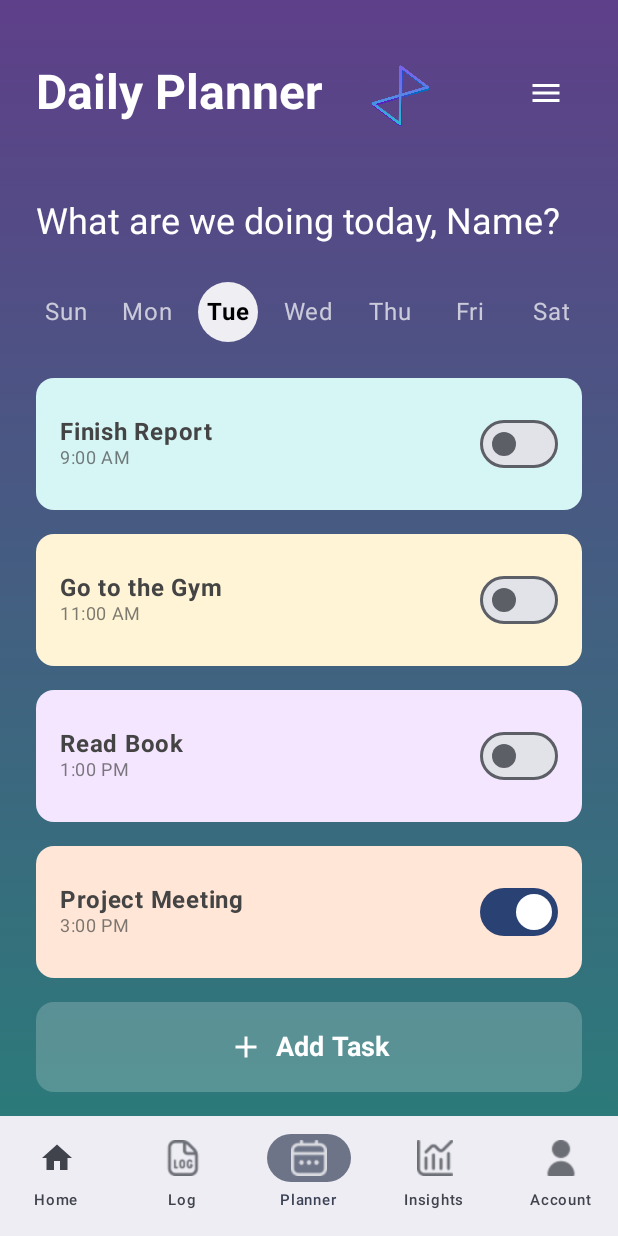
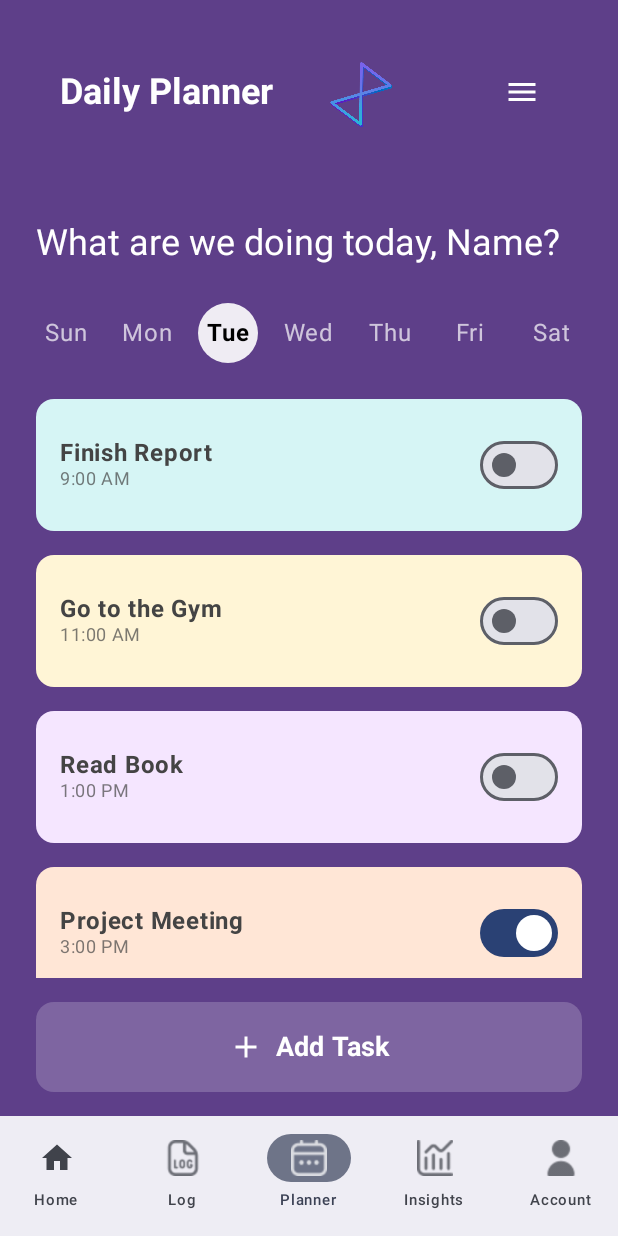
Before and after one commit to Cos229-239/2025_10_Team1, an Android app built with Jetpack Compose: the LogScreen screen opened through its navigation route, item 3 of the bottom bar chosen, on a phone screen of 412 x 824 dp. Run offline under Robolectric (Android 15) with nearby library versions, the phone set to English and light mode, and no system bars.

Commit message:
most of the screens heading now matches only the breakroom is left

```diff
--- /dev/null
+++ b/app/src/main/java/com/example/myapplication/ui1/CommonUi.kt
@@ -0,0 +1,63 @@
+package com.example.myapplication.ui1
+
+import androidx.compose.foundation.Image
+import androidx.compose.foundation.background
+import androidx.compose.foundation.layout.Row
+import androidx.compose.foundation.layout.Spacer
+import androidx.compose.foundation.layout.fillMaxWidth
+import androidx.compose.foundation.layout.padding
+import androidx.compose.foundation.layout.size
+import androidx.compose.foundation.layout.width
+import androidx.compose.material.icons.Icons
+import androidx.compose.material.icons.filled.Menu
+import androidx.compose.material3.Icon
+import androidx.compose.material3.IconButton
+import androidx.compose.material3.MaterialTheme
+import androidx.compose.material3.Text
+import androidx.compose.runtime.Composable
+import androidx.compose.ui.Alignment
+import androidx.compose.ui.Modifier
+import androidx.compose.ui.graphics.Color
+import androidx.compose.ui.res.painterResource
+import androidx.compose.ui.text.font.FontWeight
+import androidx.compose.ui.unit.dp
+import com.example.myapplication.R
+
+@Composable
+fun TisenseHeader(title: String, onMenuClick: () -> Unit) {
+    Row(
+        modifier = Modifier
+            .fillMaxWidth()
+            .background(Color(0xFF5E3F89)) // Solid purple background
+            .padding(horizontal = 16.dp, vertical = 12.dp),
+        verticalAlignment = Alignment.CenterVertically
+    ) {
+        // Group title and logo on the left
+        Row(verticalAlignment = Alignment.CenterVertically) {
+            Text(
+                text = title,
+                style = MaterialTheme.typography.headlineSmall,
+                fontWeight = FontWeight.Bold,
+                color = Color.White
+            )
+            Spacer(modifier = Modifier.width(12.dp))
+            Image(
+                painter = painterResource(id = R.drawable.tisense_icon_2),
+                contentDescription = "Tisense Logo",
+                modifier = Modifier.size(98.dp)
+            )
+        }
+
+        // Spacer to push menu icon to the end
+        Spacer(modifier = Modifier.weight(1f))
+
+        // Menu button on the right
+        IconButton(onClick = onMenuClick) {
+            Icon(
+                imageVector = Icons.Default.Menu,
+                contentDescription = "Menu",
+                tint = Color.White
+            )
+        }
+    }
+}
--- a/app/src/main/java/com/example/myapplication/ui1/FocusSessionScreen.kt
+++ b/app/src/main/java/com/example/myapplication/ui1/FocusSessionScreen.kt
@@ -23,6 +23,7 @@ import androidx.compose.ui.unit.dp
 import androidx.compose.ui.unit.sp
 import androidx.lifecycle.viewmodel.compose.viewModel
 import androidx.navigation.NavController
+import com.example.myapplication.Screen
 
 @Composable
 fun FocusSessionScreen(
@@ -41,10 +42,9 @@ fun FocusSessionScreen(
 
     Scaffold(
         topBar = {
-            // The shared AppHeader is already transparent and works well.
-            AppHeader(
-                title = "Focus Session",
-                navController = navController
+            TisenseHeader(
+                title = "Focus",
+                onMenuClick = { navController.navigate(Screen.Menu.route) }
             )
         },
         // Make the Scaffold background transparent to show the Column's gradient.
--- a/app/src/main/java/com/example/myapplication/ui1/InsightsScreen.kt
+++ b/app/src/main/java/com/example/myapplication/ui1/InsightsScreen.kt
@@ -51,6 +51,7 @@ import androidx.navigation.NavController
 import com.example.myapplication.ChartSegment
 import com.example.myapplication.PlannerTask
 import com.example.myapplication.R
+import com.example.myapplication.Screen
 import com.example.myapplication.Tip
 
 
@@ -77,27 +78,23 @@ fun InsightsScreen(tasks: List<PlannerTask>, navController: NavController, modif
         colors = listOf(Color(0xFF5E3F89), Color(0xFF2C7A7A))
     )
 
-    // FIX 1: Main container column for background and top-level layout
     Column(
         modifier = modifier
             .fillMaxSize()
-            .background(standardGradient) // Apply gradient to the whole screen
             .padding(WindowInsets.systemBars.only(WindowInsetsSides.Top).asPaddingValues())
     ) {
-        // FIX 2: Move AppHeader out and give it specific padding
-        AppHeader(
+        TisenseHeader(
             title = "Insights",
-            navController = navController
+            onMenuClick = { navController.navigate(Screen.Menu.route) }
         )
-        Spacer(modifier = Modifier.height(24.dp))
-
-        // FIX 3: Create a new Column for the scrollable and centered content
         Column(
             modifier = Modifier
                 .fillMaxSize()
+                .background(standardGradient) // Apply gradient to the content area
                 .verticalScroll(rememberScrollState())
-                .padding(horizontal = 24.dp)
+                .padding(horizontal = 10.dp)
         ) {
+            Spacer(modifier = Modifier.height(24.dp))
             Text(
                 text = "This week's Insights",
                 style = MaterialTheme.typography.headlineMedium,
--- a/app/src/main/java/com/example/myapplication/ui1/LogScreen.kt
+++ b/app/src/main/java/com/example/myapplication/ui1/LogScreen.kt
@@ -28,14 +28,9 @@ import androidx.compose.ui.unit.dp
 import androidx.navigation.NavController
 import com.example.myapplication.R
 import com.example.myapplication.Screen
-// FIX 1: Import the shared DropdownItem from SharedUI.kt
-import com.example.myapplication.ui1.DropdownItem
 
 // Data classes
 data class RecentLog(val title: String, val color: Color)
-
-// FIX 2: The local definition of DropdownItem has been removed from here.
-// data class DropdownItem(...) <-- THIS IS NOW GONE
 
 @OptIn(ExperimentalMaterial3Api::class)
 @Composable
@@ -54,20 +49,26 @@ fun LogScreen(navController: NavController, userName: String, modifier: Modifier
     )
 
     val logGradient: Brush = Brush.verticalGradient(
-        colors = listOf(
-            Color(0xFF5E3F89), // Lighter Purple
-            Color(0xFF2C7A7A)  // Lighter Teal/Cyan
-        )
+        colors = listOf(Color(0xFF5E3F89), Color(0xFF2C7A7A))
     )
 
-    Box(
+    Scaffold(
+        topBar = {
+            TisenseHeader(
+                title = "My Log",
+                onMenuClick = { navController.navigate(Screen.Menu.route) }
+            )
+        },
+        containerColor = Color.Transparent,
         modifier = modifier
             .fillMaxSize()
             .background(logGradient)
-    ) {
+    ) { innerPadding ->
         LazyColumn(
-            modifier = Modifier.fillMaxSize(),
-            contentPadding = PaddingValues(top = 80.dp, bottom = 16.dp), // Padding for the app bar
+            modifier = Modifier
+                .fillMaxSize()
+                .padding(innerPadding), // Use padding from Scaffold
+            contentPadding = PaddingValues(bottom = 16.dp),
             horizontalAlignment = Alignment.CenterHorizontally
         ) {
             item {
@@ -98,74 +99,7 @@ fun LogScreen(navController: NavController, userName: String, modifier: Modifier
                 RecentLogItem(log = log, modifier = Modifier.padding(horizontal = 16.dp, vertical = 8.dp))
             }
         }
-
-        LogTopAppBar(navController = navController)
     }
-}
-
-
-@OptIn(ExperimentalMaterial3Api::class)
-@Composable
-fun LogTopAppBar(navController: NavController) {
-    var menuExpanded by remember { mutableStateOf(false) }
-
-    // FIX 3: Use the simpler, shared DropdownItem(text, route)
-    val menuItems = listOf(
-        DropdownItem("Focus", Screen.Focus.route), // Use the new Focus route
-        DropdownItem("Breakroom", Screen.Breakroom.route),
-        DropdownItem("Insights", Screen.Insights.route),
-        DropdownItem("Planner", Screen.Planner.route),
-        DropdownItem("Home", Screen.Home.route),
-        DropdownItem("Menu", Screen.Menu.route)
-    )
-
-    TopAppBar(
-        title = {
-            Row(verticalAlignment = Alignment.CenterVertically) {
-                Text(
-                    text = "My Log",
-                    style = MaterialTheme.typography.headlineMedium,
-                    color = Color.White
-                )
-                Icon(
-                    painter = painterResource(id = R.drawable.tisense_icon_2),
-                    contentDescription = "App Logo",
-                    tint = Color.Unspecified,
-                    modifier = Modifier.size(54.dp)
-                )
-            }
-        },
-        actions = {
-            Box {
-                IconButton(onClick = { menuExpanded = true }) {
-                    Icon(
-                        imageVector = Icons.Filled.Menu,
-                        contentDescription = "Menu",
-                        modifier = Modifier.size(28.dp),
-                        tint = Color.White
-                    )
-                }
-                DropdownMenu(
-                    expanded = menuExpanded,
-                    onDismissRequest = { menuExpanded = false }
-                ) {
-                    menuItems.forEach { item ->
-                        // The DropdownMenuItem now has a standard appearance
-                        DropdownMenuItem(
-                            text = { Text(item.text) },
-                            onClick = {
-                                navController.navigate(item.route)
-                                menuExpanded = false
-                            }
-                        )
-                    }
-                }
-            }
-        },
-        colors = TopAppBarDefaults.topAppBarColors(
-            containerColor = Color.Transparent
-        )
-    )
 }
 
 @Composable
@@ -213,7 +147,6 @@ fun LogInputSection(
         }
     }
 }
-
 
 @Composable
 fun RecentLogItem(log: RecentLog, modifier: Modifier = Modifier) {
--- a/app/src/main/java/com/example/myapplication/ui1/LoginScreen.kt
+++ b/app/src/main/java/com/example/myapplication/ui1/LoginScreen.kt
@@ -42,20 +42,20 @@ import com.example.myapplication.R
 import com.example.myapplication.Screen
 
 @Composable
-fun LoginScreen(navController: NavController) { // FIX: Renamed function to match the file name
+fun LoginScreen(navController: NavController) {
     var email by remember { mutableStateOf("") }
 
     Column(
         modifier = Modifier
             .fillMaxSize()
             .background(Color.White)
-            .verticalScroll(rememberScrollState()) // Make screen scrollable on small devices
+            .verticalScroll(rememberScrollState())
             .padding(horizontal = 32.dp),
         horizontalAlignment = Alignment.CenterHorizontally
     ) {
         Spacer(modifier = Modifier.height(80.dp))
 
-        // --- Logo and Title ---
+
         Text(
             text = "TiSense",
             fontSize = 20.sp,
@@ -64,12 +64,12 @@ fun LoginScreen(navController: NavController) { // FIX: Renamed function to matc
         )
         Spacer(modifier = Modifier.height(16.dp))
         Image(
-            // NOTE: Using the existing icon resource which fits well.
+
             painter = painterResource(id = R.drawable.tisense_icon_2),
             contentDescription = "TiSense Logo",
             modifier = Modifier
-                .size(100.dp)
-                .clip(RoundedCornerShape(22.dp))
+                .size(120.dp)
+                .clip(RoundedCornerShape(92.dp))
                 .background(
                     Brush.verticalGradient(
                         colors = listOf(Color(0xFF8A63D2), Color(0xFFC8AFFF))
--- a/app/src/main/java/com/example/myapplication/ui1/PlannerScreen.kt
+++ b/app/src/main/java/com/example/myapplication/ui1/PlannerScreen.kt
@@ -19,13 +19,11 @@ import androidx.compose.foundation.shape.CircleShape
 import androidx.compose.foundation.shape.RoundedCornerShape
 import androidx.compose.material.icons.Icons
 import androidx.compose.material.icons.filled.Add
-import androidx.compose.material.icons.filled.Menu
 import androidx.compose.material3.Button
 import androidx.compose.material3.ButtonDefaults
 import androidx.compose.material3.Card
 import androidx.compose.material3.CardDefaults
 import androidx.compose.material3.Icon
-import androidx.compose.material3.IconButton
 import androidx.compose.material3.MaterialTheme
 import androidx.compose.material3.OutlinedTextField
 import androidx.compose.material3.Scaffold
@@ -39,9 +37,7 @@ import androidx.compose.runtime.remember
 import androidx.compose.runtime.setValue
 import androidx.compose.ui.Alignment
 import androidx.compose.ui.Modifier
-import androidx.compose.ui.graphics.Brush
 import androidx.compose.ui.graphics.Color
-import androidx.compose.ui.res.painterResource
 import androidx.compose.ui.text.font.FontWeight
 import androidx.compose.ui.text.style.TextAlign
 import androidx.compose.ui.unit.dp
@@ -49,12 +45,9 @@ import androidx.compose.ui.unit.sp
 import androidx.compose.ui.window.Dialog
 import androidx.navigation.NavController
 import com.example.myapplication.PlannerTask
-import com.example.myapplication.R
+import com.example.myapplication.Screen
 import com.example.myapplication.TaskPriority
 import com.example.myapplication.ui.theme.LightBlue
-import com.example.myapplication.ui.theme.LightGreen
-import com.example.myapplication.ui.theme.LightOrange
-import com.example.myapplication.ui.theme.LightPurple
 import com.example.myapplication.ui.theme.LightYellow
 
 // --- PLANNER SCREEN ---
@@ -68,26 +61,22 @@ fun PlannerScreen(
     var showDialog by remember { mutableStateOf(false) }
     var selectedDay by remember { mutableStateOf("Tue") }
 
-    // FIX 1: Define the standard purple-to-teal gradient.
-    val standardGradient = Brush.verticalGradient(
-        colors = listOf(Color(0xFF5E3F89), Color(0xFF2C7A7A))
-    )
-
     Scaffold(
         modifier = Modifier.fillMaxSize(),
-        // Make Scaffold transparent to allow the gradient to fill the screen
         containerColor = Color.Transparent
     ) { innerPadding ->
         Column(
             modifier = Modifier
                 .fillMaxSize()
-                .background(standardGradient) // Apply the standard gradient
+                .background(Color(0xFF5E3F89)) // Apply solid purple
                 .padding(innerPadding)
                 .padding(horizontal = 24.dp)
         ) {
-            PlannerHeader()
+            TisenseHeader(
+                title = "Daily Planner",
+                onMenuClick = { navController.navigate(Screen.Menu.route) }
+            )
             Spacer(modifier = Modifier.height(24.dp))
-            // FIX 2: Change text color to White for readability.
             Text(
                 text = "What are we doing today, Name?",
                 style = MaterialTheme.typography.headlineSmall,
@@ -116,7 +105,6 @@ fun PlannerScreen(
                             onCompletedChange = { isCompleted ->
                                 onTaskCompletedChange(task, isCompleted)
                             },
-                            // The pastel task colors work well on the dark background
                             color = taskColors[index % taskColors.size]
                         )
                     }
@@ -139,38 +127,6 @@ fun PlannerScreen(
     }
 }
 
-
-@Composable
-fun PlannerHeader() {
-    Row(
-        modifier = Modifier
-            .fillMaxWidth()
-            .padding(top = 16.dp),
-        verticalAlignment = Alignment.CenterVertically,
-        horizontalArrangement = Arrangement.SpaceBetween
-    ) {
-        Row(verticalAlignment = Alignment.CenterVertically) {
-            // FIX 3: Update header text and icon colors
-            Text(
-                "Daily Planner",
-                style = MaterialTheme.typography.headlineLarge,
-                fontWeight = FontWeight.Bold,
-                color = Color.White
-            )
-            Spacer(modifier = Modifier.width(8.dp))
-            Icon(
-                painter = painterResource(id = R.drawable.tisense_icon_2),
-                contentDescription = "Logo",
-                modifier = Modifier.size(92.dp),
-                tint = Color.Unspecified
-            )
-        }
-        IconButton(onClick = { /* Handle menu click */ }) {
-            Icon(Icons.Default.Menu, contentDescription = "Menu", tint = Color.White)
-        }
-    }
-}
-
 @Composable
 fun DaySelector(selectedDay: String, onDaySelected: (String) -> Unit) {
     val days = listOf("Sun", "Mon", "Tue", "Wed", "Thu", "Fri", "Sat")
@@ -179,7 +135,6 @@ fun DaySelector(selectedDay: String, onDaySelected: (String) -> Unit) {
         horizontalArrangement = Arrangement.SpaceBetween
     ) {
         days.forEach { day ->
-            // FIX 4: Update DaySelector for dark theme
             val isSelected = day == selectedDay
             Box(
                 modifier = Modifier
@@ -202,7 +157,7 @@ fun DaySelector(selectedDay: String, onDaySelected: (String) -> Unit) {
 }
 
 // These pastel colors provide good contrast on the dark background
-val taskColors = listOf(LightBlue, LightYellow, LightPurple, LightOrange)
+val taskColors = listOf(LightBlue, LightYellow, com.example.myapplication.ui.theme.LightPurple, com.example.myapplication.ui.theme.LightOrange)
 
 @Composable
 fun TaskItem(task: PlannerTask, onCompletedChange: (Boolean) -> Unit, color: Color) {
@@ -223,12 +178,12 @@ fun TaskItem(task: PlannerTask, onCompletedChange: (Boolean) -> Unit, color: Col
                     text = task.title,
                     style = MaterialTheme.typography.bodyLarge,
                     fontWeight = FontWeight.Bold,
-                    color = Color.DarkGray // Keep text dark on pastel background
+                    color = Color.DarkGray
                 )
                 Text(
                     text = task.time,
                     style = MaterialTheme.typography.bodySmall,
-                    color = Color.DarkGray.copy(alpha = 0.7f) // Keep text dark on pastel background
+                    color = Color.DarkGray.copy(alpha = 0.7f)
                 )
             }
             Spacer(modifier = Modifier.width(16.dp))
@@ -242,7 +197,6 @@ fun TaskItem(task: PlannerTask, onCompletedChange: (Boolean) -> Unit, color: Col
 
 @Composable
 fun AddTaskButton(onClick: () -> Unit) {
-    // FIX 5: Update Add Task button for dark theme
     Button(
         onClick = onClick,
         modifier = Modifier
@@ -267,7 +221,6 @@ fun AddTaskDialog(
     var title by remember { mutableStateOf("") }
     var priority by remember { mutableStateOf(TaskPriority.MEDIUM) }
 
-    // Dialog styling is standard and doesn't need to be themed with the gradient.
     Dialog(onDismissRequest = onDismiss) {
         Card(
             modifier = Modifier.fillMaxWidth(),
```
